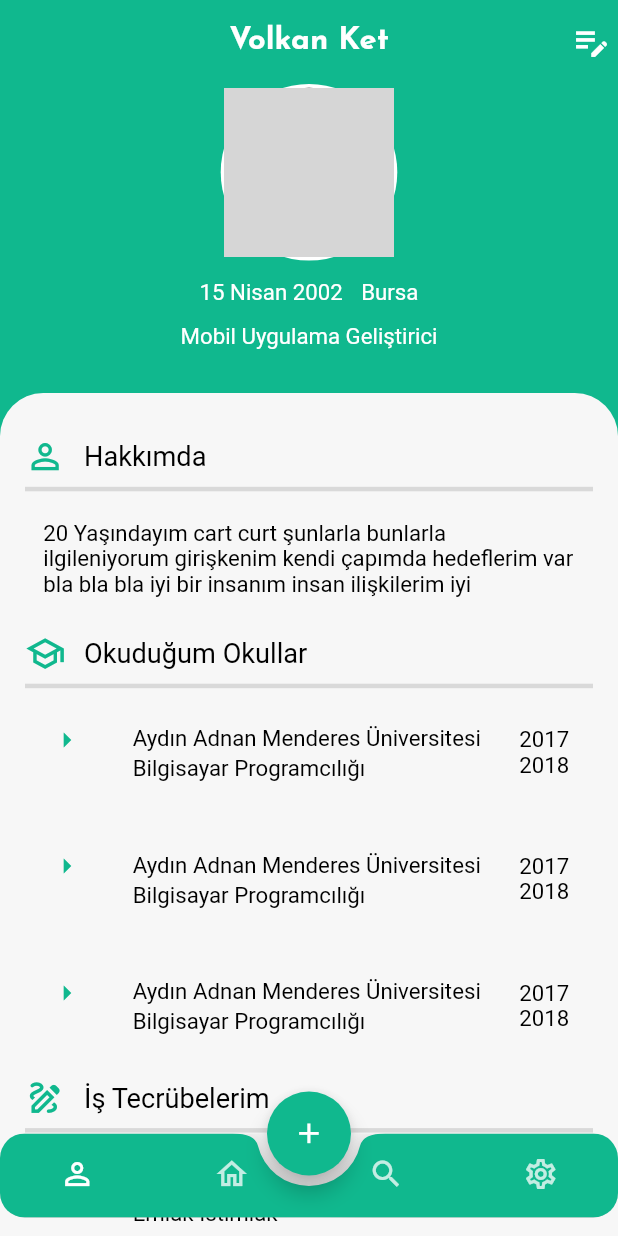
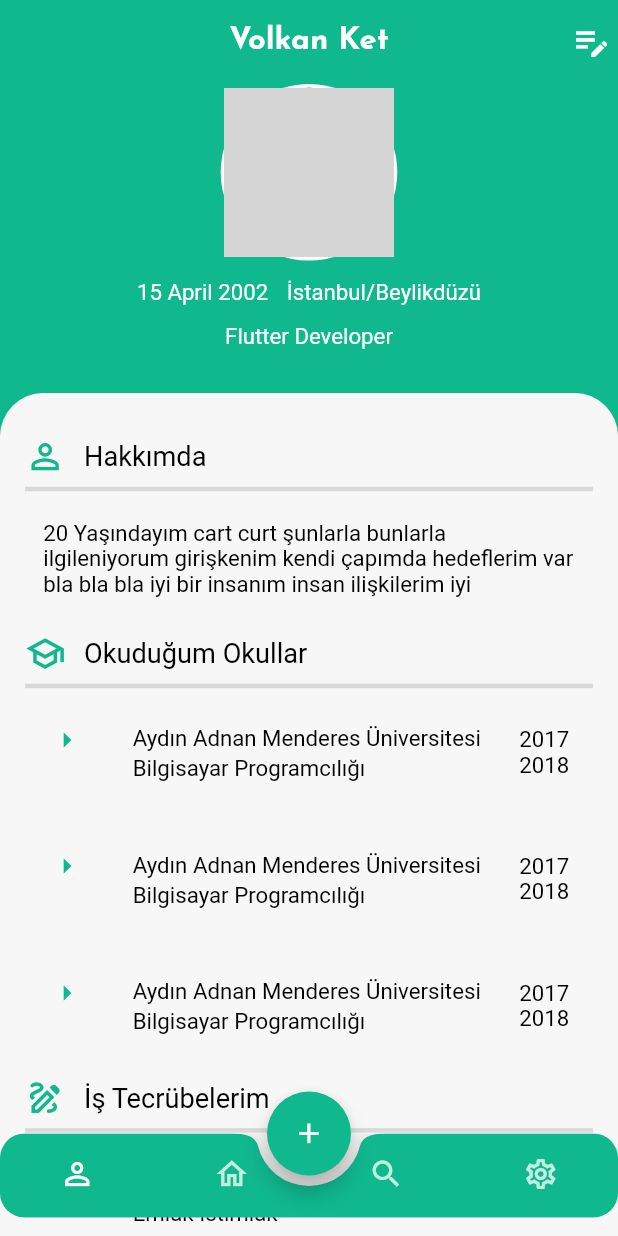
Before and after one commit to ketvolkan/Flutter-Stajerimi-Bul-App, a Flutter app: the EmployeeProfileManagementView screen opened by its route, on a phone screen of 412 x 824 dp. Run offline on Flutter 3.47's test engine with Material 2 defaults, Android fonts, the phone set to English and light mode, and no system bars; our stand-ins replace animated_toggle_switch, date_time_picker, dio, fluttertoast, get, get_storage and 1 more; accounts and stored records are empty; network calls fail; grey boxes are pictures that could not be loaded.

Commit message:
Employee profile navigation yapıldı

```diff
--- a/lib/app/modules/app/views/employee_profile_management/employee_profile_management_view.dart
+++ b/lib/app/modules/app/views/employee_profile_management/employee_profile_management_view.dart
@@ -1,5 +1,6 @@
 import 'package:flutter/material.dart';
 import 'package:get/get.dart';
+import 'package:stajyerimibul/core/models/employee_models/employee_model.dart';
 
 import '../../../../../core/variables/icons.dart';
 import '../../../common/widgets/appBar/custom_app_bar.dart';
@@ -23,9 +24,9 @@ class EmployeeProfileManagementView extends GetView<EmployeeProfileManagementCon
       appBar: _buildAppBar,
       body: Expanded(
         child: ListView(
-          children: const [
-            CustomProfileTopCard(),
-            CustomProfileBottomCard(),
+          children: [
+            if (controller.employeeModel is EmployeeModel) CustomProfileTopCard(employeeModel: controller.employeeModel!),
+            const CustomProfileBottomCard(),
           ],
         ),
       ),
@@ -35,7 +36,7 @@ class EmployeeProfileManagementView extends GetView<EmployeeProfileManagementCon
 
   CustomAppBar get _buildAppBar => CustomAppBar(
         automaticallyImplyLeading: controller.isJustShow.value,
-        title: Text(controller.name),
+        title: Text("${controller.employeeModel?.firstName} ${controller.employeeModel?.lastName}"),
         centerTitle: true,
         showLeadingBackIcon: controller.isJustShow.value,
         actions: [!controller.isJustShow.value ? editCvButton : const SizedBox()],
--- a/lib/app/modules/app/views/employee_profile_management/widgets/custom_profile_top_card.dart
+++ b/lib/app/modules/app/views/employee_profile_management/widgets/custom_profile_top_card.dart
@@ -1,20 +1,17 @@
 import 'package:flutter/material.dart';
 import 'package:get/get.dart';
+import 'package:stajyerimibul/core/models/employee_models/employee_model.dart';
 
 import '../../../../../../core/utils/utils.dart';
 import '../../../../common/widgets/custom_text.dart';
 import '../../../../common/widgets/image/random_circle_image.dart';
 
 class CustomProfileTopCard extends StatelessWidget {
+  final EmployeeModel employeeModel;
   const CustomProfileTopCard({
     Key? key,
+    required this.employeeModel,
   }) : super(key: key);
-
-  //TODO Apiden gelen verilere göre model Oluşturulacak
-
-  final birthDate = "15 Nisan 2002";
-  final country = "Bursa";
-  final bio = "Mobil Uygulama Geliştirici";
 
   @override
   Widget build(BuildContext context) {
@@ -30,13 +27,13 @@ class CustomProfileTopCard extends StatelessWidget {
               Row(
                 mainAxisAlignment: MainAxisAlignment.center,
                 children: [
-                  CustomText(birthDate, textColor: Colors.white),
+                  CustomText(employeeModel.dateOfBirth, textColor: Colors.white),
                   SizedBox(width: Utils.normalPadding),
-                  CustomText(country, textColor: Colors.white),
+                  CustomText(employeeModel.adress, textColor: Colors.white),
                 ],
               ),
               SizedBox(height: Utils.normalPadding),
-              FittedBox(child: CustomText(bio, textColor: Colors.white)),
+              FittedBox(child: CustomText(employeeModel.aboutMe, textColor: Colors.white)),
             ],
           ),
         ],
--- a/lib/app/modules/app/views/search_managment/search_management_controller.dart
+++ b/lib/app/modules/app/views/search_managment/search_management_controller.dart
@@ -1,4 +1,5 @@
 import 'package:get/get.dart';
+import 'package:stajyerimibul/app/routes/app_routes.dart';
 
 import '../../../../../core/models/employee_models/employee_list_model.dart';
 import '../../../../../core/models/employee_models/employee_model.dart';
@@ -56,6 +57,10 @@ class SearchManagementController extends GetxController {
     super.onReady();
   }
 
+  void basicCardOnTap(EmployeeModel employeeModel) async {
+    final result = await Get.toNamed(AppRoutes.PROFILE, arguments: {"employee": employeeModel});
+  }
+
   Future<void> getAllEmployee() async {
     try {
       state = SearchManagementState.Busy;
--- a/lib/app/modules/app/views/search_managment/search_management_view.dart
+++ b/lib/app/modules/app/views/search_managment/search_management_view.dart
@@ -47,7 +47,7 @@ class SearchManagementView extends GetView<SearchManagementController> {
                           description: employeeModel.aboutMe,
                           profileImage: const RandomCircleImage(),
                           goToCardDescription: true,
-                          onTap: () {},
+                          onTap: () => controller.basicCardOnTap(employeeModel),
                         );
                       },
                       separatorBuilder: (context, index) => SizedBox(height: Utils.normalPadding),
--- /dev/null
+++ b/lib/app/modules/controllers/auth_login_controller.dart
@@ -0,0 +1,27 @@
+import 'package:get/get.dart';
+
+import '../../../core/models/employee_models/employee_model.dart';
+
+class AuthLoginController extends GetxController {
+  late EmployeeModel auth;
+  @override
+  void onInit() {
+    auth = login("ketvolkan1@gmail.com", "1626");
+    super.onInit();
+  }
+
+  //Todo Uygulamaya giriş yaptığı zaman veri burdan gelicek şimdilik elimle doldurdum
+  EmployeeModel login(String email, String password) {
+    return EmployeeModel(
+      firstName: "Volkan",
+      lastName: "Ket",
+      aboutMe: "Flutter Developer",
+      dateOfBirth: "15 April 2002",
+      email: "Ketvolkan1@gmail.com",
+      adress: "İstanbul/Beylikdüzü",
+      password: "1626",
+      showTrailer: true,
+      id: 16,
+    );
+  }
+}
--- a/lib/main.dart
+++ b/lib/main.dart
@@ -4,6 +4,7 @@ import 'package:get_storage/get_storage.dart';
 
 import 'app/modules/app/views/home_management/home_management_binding.dart';
 import 'app/modules/common/widgets/fabButton/custom_floating_action_button_controller.dart';
+import 'app/modules/controllers/auth_login_controller.dart';
 import 'app/routes/app_pages.dart';
 import 'app/routes/app_routes.dart';
 import 'app/theme/app_theme.dart';
@@ -15,6 +16,7 @@ void main() async {
   await GetStorage.init();
   Get.put(CustomFloatingActionButtonController());
   Get.put(BaseService());
+  Get.put(AuthLoginController());
   runApp(const MyApp());
 }
 
```
Also changed, not shown: lib/app/modules/app/views/employee_profile_management/employee_profile_management_controller.dart (+19 -3 lines), lib/app/modules/common/widgets/cards/basic_card.dart (+4 -6 lines).
